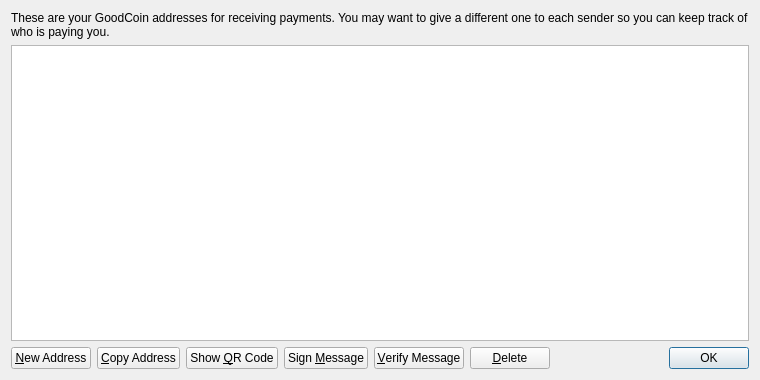
Above: src/qt/forms/addressbookpage.ui from stolenjs/gcfinal before the change. Below: the same form after it.
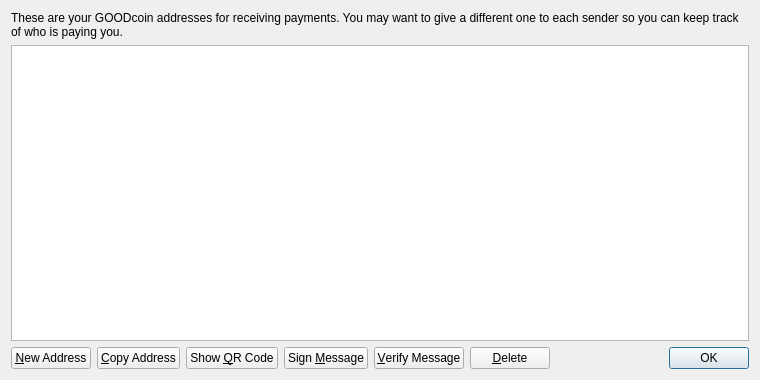
That is the form after the change. Icons and pictures are not drawn.

```diff
--- a/src/qt/forms/addressbookpage.ui
+++ b/src/qt/forms/addressbookpage.ui
@@ -17,7 +17,7 @@
    <item>
     <widget class="QLabel" name="labelExplanation">
      <property name="text">
-      <string>These are your GoodCoin addresses for receiving payments. You may want to give a different one to each sender so you can keep track of who is paying you.</string>
+      <string>These are your GOODcoin addresses for receiving payments. You may want to give a different one to each sender so you can keep track of who is paying you.</string>
      </property>
      <property name="textFormat">
       <enum>Qt::PlainText</enum>
```
Left out of the diff: 4 changed lines with no effect on the pictures.
